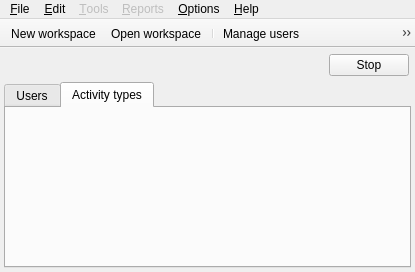
The window that Srt.QT/tt3-skin-admin/MainFrame.ui (akapustiatyahoocouk/TimeTracker3) describes before a commit, drawn with Qt 5.
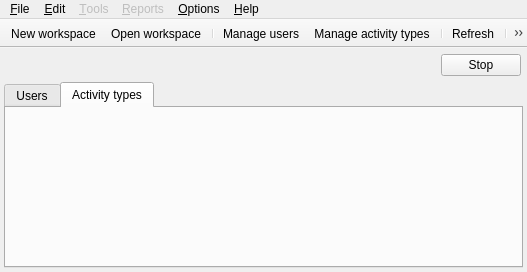
The same window after the commit. Icons and pictures are not drawn.

What changed in the file:
```diff
--- a/Srt.QT/tt3-skin-admin/MainFrame.ui
+++ b/Srt.QT/tt3-skin-admin/MainFrame.ui
@@ -6,7 +6,7 @@
    <rect>
     <x>0</x>
     <y>0</y>
-    <width>415</width>
+    <width>527</width>
     <height>272</height>
    </rect>
   </property>
@@ -113,7 +113,7 @@
     <rect>
      <x>0</x>
      <y>0</y>
-     <width>415</width>
+     <width>527</width>
      <height>25</height>
     </rect>
    </property>
```
Left out of the diff: 4 changed lines with no effect on the pictures.
